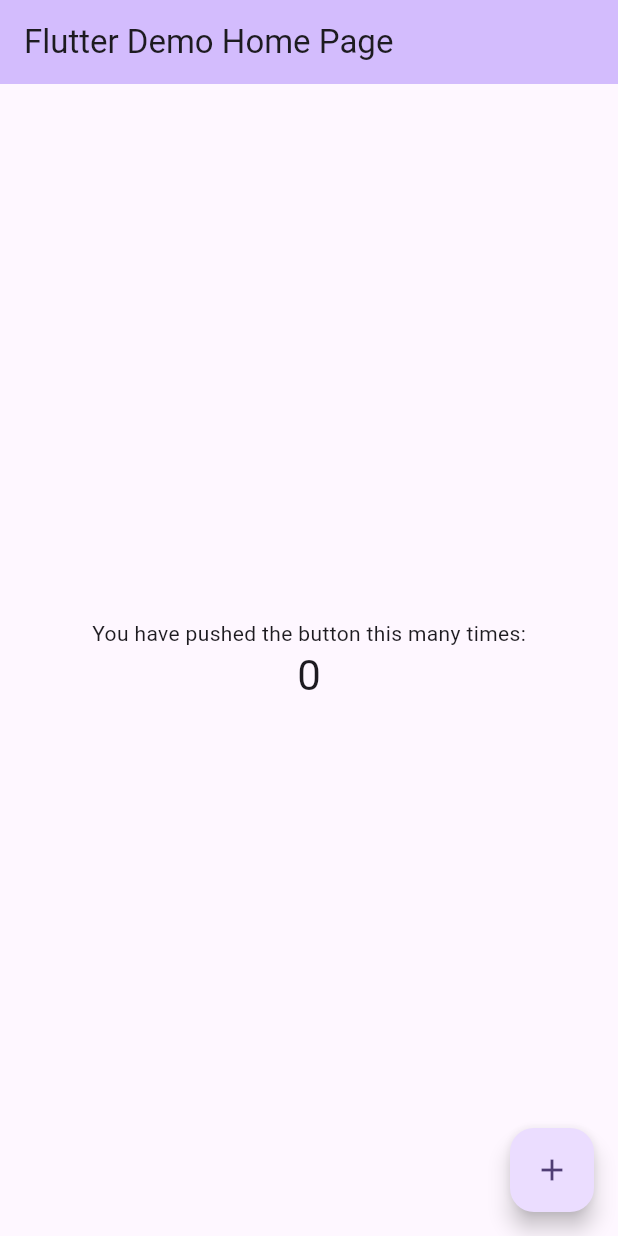
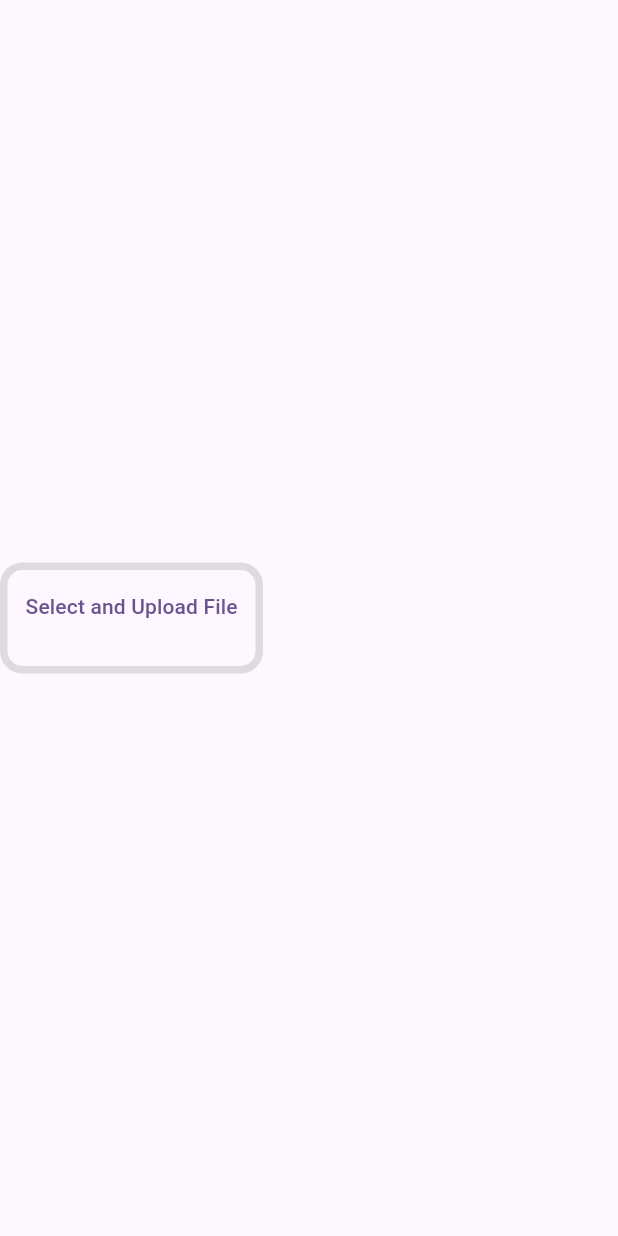
Before and after one commit to SKSritharan/flutter_file_upload, a Flutter app: the screen it shows after launch, on a phone screen of 412 x 824 dp. Run offline on Flutter 3.47's test engine with Material 2 defaults, Android fonts, the phone set to English and light mode, and no system bars; our stand-ins replace file_picker.

Commit message:
File upload with custom widget

```diff
--- /dev/null
+++ b/lib/home_screen.dart
@@ -0,0 +1,38 @@
+import 'package:flutter/material.dart';
+
+import './widgets/file_upload/service/filepond_flutter.dart';
+
+class HomeScreen extends StatelessWidget {
+  const HomeScreen({super.key});
+
+  @override
+  Widget build(BuildContext context) {
+    return const Scaffold(
+      body: Column(
+        mainAxisAlignment: MainAxisAlignment.spaceAround,
+        children: [
+          FilepondFlutter(
+            serverUrl: 'https://lakbatik.com/api/file',
+            processOptions: {
+              'url': '/process',
+              'headers': {
+                'Content-Type': 'application/json; charset=UTF-8',
+                'Authorization':
+                    'Bearer 44|6Qo3unxP2eMMelLwQ6fN9FF6ayLReUrYo85dxcca',
+              }
+            },
+            revertOptions: {
+              'url': '/revert',
+              'headers': {
+                'Content-Type': 'application/json; charset=UTF-8',
+                'Authorization':
+                    'Bearer 44|6Qo3unxP2eMMelLwQ6fN9FF6ayLReUrYo85dxcca',
+              }
+            },
+            allowMultiple: true,
+          )
+        ],
+      ),
+    );
+  }
+}
--- a/lib/main.dart
+++ b/lib/main.dart
@@ -1,4 +1,6 @@
 import 'package:flutter/material.dart';
+
+import './home_screen.dart';
 
 void main() {
   runApp(const MyApp());
@@ -7,119 +9,16 @@ void main() {
 class MyApp extends StatelessWidget {
   const MyApp({super.key});
 
-  // This widget is the root of your application.
   @override
   Widget build(BuildContext context) {
     return MaterialApp(
-      title: 'Flutter Demo',
+      title: 'File Upload',
+      debugShowCheckedModeBanner: false,
       theme: ThemeData(
-        // This is the theme of your application.
-        //
-        // TRY THIS: Try running your application with "flutter run". You'll see
-        // the application has a blue toolbar. Then, without quitting the app,
-        // try changing the seedColor in the colorScheme below to Colors.green
-        // and then invoke "hot reload" (save your changes or press the "hot
-        // reload" button in a Flutter-supported IDE, or press "r" if you used
-        // the command line to start the app).
-        //
-        // Notice that the counter didn't reset back to zero; the application
-        // state is not lost during the reload. To reset the state, use hot
-        // restart instead.
-        //
-        // This works for code too, not just values: Most code changes can be
-        // tested with just a hot reload.
         colorScheme: ColorScheme.fromSeed(seedColor: Colors.deepPurple),
         useMaterial3: true,
       ),
-      home: const MyHomePage(title: 'Flutter Demo Home Page'),
+      home: const HomeScreen(),
     );
   }
 }
-
-class MyHomePage extends StatefulWidget {
-  const MyHomePage({super.key, required this.title});
-
-  // This widget is the home page of your application. It is stateful, meaning
-  // that it has a State object (defined below) that contains fields that affect
-  // how it looks.
-
-  // This class is the configuration for the state. It holds the values (in this
-  // case the title) provided by the parent (in this case the App widget) and
-  // used by the build method of the State. Fields in a Widget subclass are
-  // always marked "final".
-
-  final String title;
-
-  @override
-  State<MyHomePage> createState() => _MyHomePageState();
-}
-
-class _MyHomePageState extends State<MyHomePage> {
-  int _counter = 0;
-
-  void _incrementCounter() {
-    setState(() {
-      // This call to setState tells the Flutter framework that something has
-      // changed in this State, which causes it to rerun the build method below
-      // so that the display can reflect the updated values. If we changed
-      // _counter without calling setState(), then the build method would not be
-      // called again, and so nothing would appear to happen.
-      _counter++;
-    });
-  }
-
-  @override
-  Widget build(BuildContext context) {
-    // This method is rerun every time setState is called, for instance as done
-    // by the _incrementCounter method above.
-    //
-    // The Flutter framework has been optimized to make rerunning build methods
-    // fast, so that you can just rebuild anything that needs updating rather
-    // than having to individually change instances of widgets.
-    return Scaffold(
-      appBar: AppBar(
-        // TRY THIS: Try changing the color here to a specific color (to
-        // Colors.amber, perhaps?) and trigger a hot reload to see the AppBar
-        // change color while the other colors stay the same.
-        backgroundColor: Theme.of(context).colorScheme.inversePrimary,
-        // Here we take the value from the MyHomePage object that was created by
-        // the App.build method, and use it to set our appbar title.
-        title: Text(widget.title),
-      ),
-      body: Center(
-        // Center is a layout widget. It takes a single child and positions it
-        // in the middle of the parent.
-        child: Column(
-          // Column is also a layout widget. It takes a list of children and
-          // arranges them vertically. By default, it sizes itself to fit its
-          // children horizontally, and tries to be as tall as its parent.
-          //
-          // Column has various properties to control how it sizes itself and
-          // how it positions its children. Here we use mainAxisAlignment to
-          // center the children vertically; the main axis here is the vertical
-          // axis because Columns are vertical (the cross axis would be
-          // horizontal).
-          //
-          // TRY THIS: Invoke "debug painting" (choose the "Toggle Debug Paint"
-          // action in the IDE, or press "p" in the console), to see the
-          // wireframe for each widget.
-          mainAxisAlignment: MainAxisAlignment.center,
-          children: <Widget>[
-            const Text(
-              'You have pushed the button this many times:',
-            ),
-            Text(
-              '$_counter',
-              style: Theme.of(context).textTheme.headlineMedium,
-            ),
-          ],
-        ),
-      ),
-      floatingActionButton: FloatingActionButton(
-        onPressed: _incrementCounter,
-        tooltip: 'Increment',
-        child: const Icon(Icons.add),
-      ), // This trailing comma makes auto-formatting nicer for build methods.
-    );
-  }
-}
--- /dev/null
+++ b/lib/widgets/file_upload/service/filepon_flutter_services.dart
@@ -0,0 +1,3 @@
+class FileFondFlutterService {
+
+}
--- /dev/null
+++ b/lib/widgets/file_upload/service/filepond_flutter.dart
@@ -0,0 +1,159 @@
+import 'dart:io';
+
+import 'package:flutter/material.dart';
+import 'package:file_picker/file_picker.dart';
+import 'package:http/http.dart' as http;
+
+class FilepondFlutter extends StatefulWidget {
+  final String serverUrl;
+  final Map<String, dynamic> processOptions;
+  final Map<String, dynamic> revertOptions;
+  final bool allowMultiple;
+
+  const FilepondFlutter({
+    super.key,
+    required this.serverUrl,
+    required this.processOptions,
+    required this.revertOptions,
+    this.allowMultiple = false,
+  });
+
+  @override
+  State<FilepondFlutter> createState() => _FilepondFlutterState();
+}
+
+class _FilepondFlutterState extends State<FilepondFlutter> {
+  List<String> uploadedFiles = [];
+  bool isLoading = false;
+
+  Future<void> _uploadFile() async {
+    FilePickerResult? result = await FilePicker.platform.pickFiles(
+      allowMultiple: widget.allowMultiple,
+    );
+
+    setState(() {
+      isLoading = true;
+    });
+
+    if (result != null) {
+      for (var file in result.files) {
+        String fileName = file.name;
+        String filePath = file.path!;
+
+        try {
+          File fileToUpload = File(filePath);
+          List<int> fileBytes = await fileToUpload.readAsBytes();
+
+          // Create a new http.MultipartRequest
+          var request = http.MultipartRequest(
+            'POST',
+            Uri.parse('${widget.serverUrl}${widget.processOptions['url']}'),
+          );
+
+          // Add headers to the request if provided
+          if (widget.processOptions['headers'] != null) {
+            var headers = widget.processOptions['headers'];
+            headers.forEach((key, val) {
+              request.headers[key] = val;
+            });
+          }
+
+          // Create the http.MultipartFile with fileBytes
+          var fileUpload = http.MultipartFile.fromBytes(
+            'file',
+            fileBytes,
+            filename: fileName,
+          );
+
+          // Add the MultipartFile to the request
+          request.files.add(fileUpload);
+
+          // Send the request
+          var response = await request.send();
+
+          if (response.statusCode == 200) {
+            String fileId = await response.stream.bytesToString();
+            setState(() {
+              uploadedFiles.add(fileId);
+            });
+            print('File uploaded successfully: $fileId');
+          } else {
+            print('Error uploading $fileName: ${response.statusCode}');
+          }
+        } catch (e) {
+          print('Error reading the file: $e');
+        }
+      }
+    }
+    setState(() {
+      isLoading = false;
+    });
+  }
+
+  Future<void> _revertFile(String fileId) async {
+    try {
+      var headers = {};
+      // Add headers to the request if provided
+      if (widget.revertOptions['headers'] != null) {
+        headers = widget.revertOptions['headers'];
+      }
+
+      // Send the request
+      var response = await http.delete(
+        Uri.parse('${widget.serverUrl}${widget.revertOptions['url']}'),
+        headers: headers as Map<String, String>,
+        body: fileId,
+      );
+
+      if (response.statusCode == 200) {
+        setState(() {
+          uploadedFiles.remove(fileId);
+        });
+        print('File deleted successfully');
+      } else {
+        print(
+            'Error while deleting file : ${response.statusCode}, FileId: $fileId');
+      }
+    } catch (e) {
+      print('Error while deleting file: $e');
+    }
+  }
+
+  @override
+  Widget build(BuildContext context) {
+    return Container(
+      decoration: BoxDecoration(
+        border: Border.all(width: 5.0, color: Colors.black12),
+        borderRadius: BorderRadius.circular(15),
+      ),
+      child: Column(
+        children: [
+          TextButton(
+            onPressed: _uploadFile,
+            child: const Text('Select and Upload File'),
+          ),
+          const SizedBox(height: 16),
+          if (isLoading) CircularProgressIndicator(),
+          if (uploadedFiles.isNotEmpty)
+            ListView.builder(
+              shrinkWrap: true,
+              itemCount: 1,
+              itemBuilder: (context, index) {
+                String fileId = uploadedFiles[index];
+                return ListTile(
+                  title: Text(fileId),
+                  trailing: ElevatedButton.icon(
+                    onPressed: () {
+                      _revertFile(fileId);
+                    },
+                    icon: const Icon(Icons.close),
+                    label: const Text('Revert'),
+                  ),
+                );
+              },
+            ),
+        ],
+      ),
+    );
+  }
+}
--- a/pubspec.yaml
+++ b/pubspec.yaml
@@ -35,6 +35,9 @@ dependencies:
   # The following adds the Cupertino Icons font to your application.
   # Use with the CupertinoIcons class for iOS style icons.
   cupertino_icons: ^1.0.2
+  flutter_uploader: ^3.0.0-beta.4
+  file_picker: ^5.3.2
+  http: ^1.1.0
 
 dev_dependencies:
   flutter_test:
```
Also changed, not shown: pubspec.lock.
